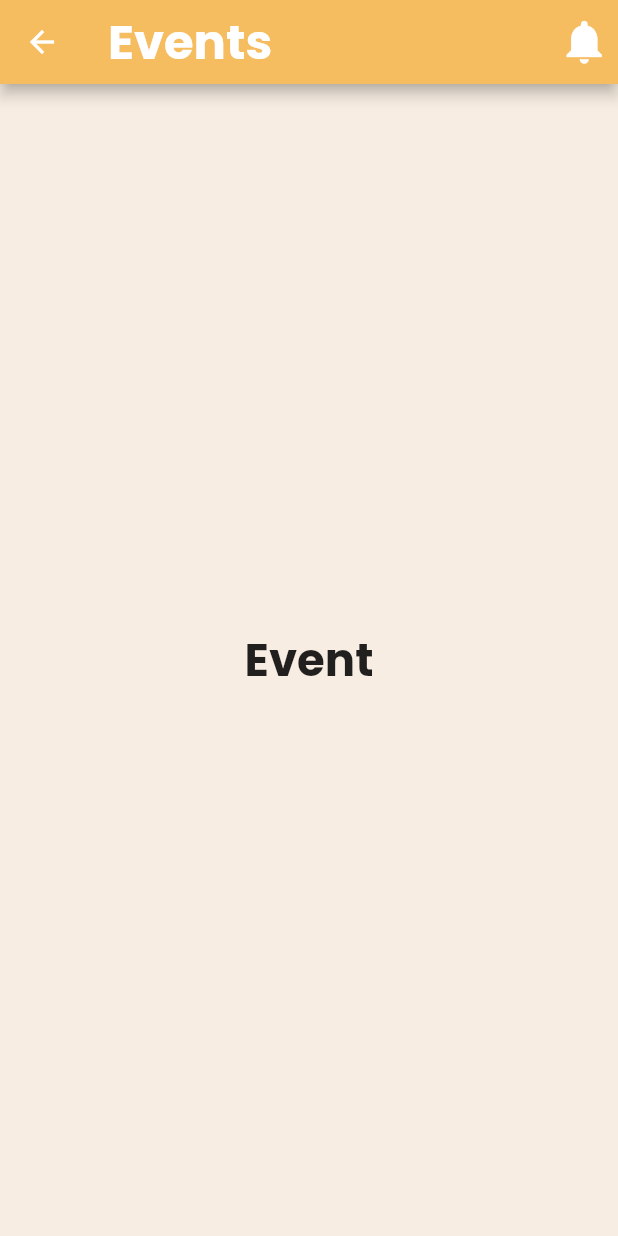
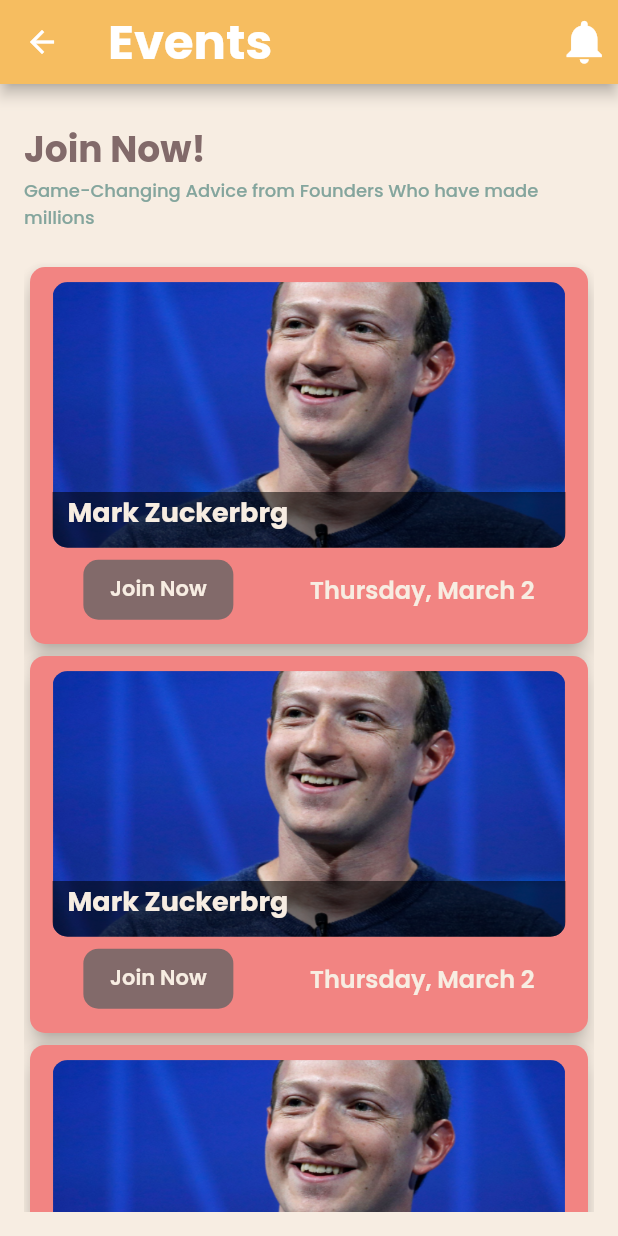
Before and after one commit to IrshadSTX/foundr-mobile-application, a Flutter app: the EventScreen screen opened directly, on a phone screen of 412 x 824 dp. Run offline on Flutter 3.47's test engine with Material 2 defaults, Android fonts, the phone set to English and light mode, and no system bars; our stand-ins replace dio, flutter_secure_storage, google_fonts, jwt_decoder; missing offline and left inert: circle_bottom_navigation_bar; accounts and stored records are empty.

Commit message:
message,event desings

```diff
--- a/lib/views/main_screens/event_screen/event_screen.dart
+++ b/lib/views/main_screens/event_screen/event_screen.dart
@@ -1,12 +1,16 @@
 import 'package:flutter/material.dart';
 import 'package:foundr_project/core/colors.dart';
 import 'package:foundr_project/core/widgets/textstyle.dart';
+import 'package:foundr_project/views/main_screens/event_screen/widgets/events_card_widget.dart';
+
+import '../../../core/constants.dart';
 
 class EventScreen extends StatelessWidget {
   const EventScreen({super.key});
 
   @override
   Widget build(BuildContext context) {
+    final size = MediaQuery.of(context).size;
     return Scaffold(
       appBar: AppBar(
         backgroundColor: kYellow,
@@ -27,12 +31,36 @@ class EventScreen extends StatelessWidget {
         ],
       ),
       backgroundColor: kCream,
-      body: const Center(
-        child: Text(
-          'Event',
-          style: TextStyle(
-            fontSize: 30.0,
-            fontWeight: FontWeight.bold,
+      body: Padding(
+        padding: const EdgeInsets.all(16.0),
+        child: SingleChildScrollView(
+          child: Column(
+            crossAxisAlignment: CrossAxisAlignment.start,
+            children: [
+              kHeight10,
+              const TextStyleWidget(
+                title: 'Join Now!',
+                thick: FontWeight.bold,
+                textcolor: kBrown,
+                fontsize: 24,
+              ),
+              const TextStyleWidget(
+                title:
+                    "Game-Changing Advice from Founders Who have made millions",
+                thick: FontWeight.w500,
+                textcolor: kGreen,
+                fontsize: 12,
+              ),
+              kHeight20,
+              SizedBox(
+                child: ListView.builder(
+                  shrinkWrap: true,
+                  physics: const NeverScrollableScrollPhysics(),
+                  itemBuilder: (context, index) => EventCardWidget(size: size),
+                  itemCount: 3,
+                ),
+              ),
+            ],
           ),
         ),
       ),
--- /dev/null
+++ b/lib/views/main_screens/event_screen/widgets/events_card_widget.dart
@@ -0,0 +1,110 @@
+import 'package:flutter/material.dart';
+import 'package:foundr_project/core/colors.dart';
+
+import '../../../../core/widgets/textstyle.dart';
+
+class EventCardWidget extends StatelessWidget {
+  const EventCardWidget({
+    super.key,
+    required this.size,
+  });
+
+  final Size size;
+
+  @override
+  Widget build(BuildContext context) {
+    return Card(
+        color: kRose,
+        elevation: 6,
+        shape: const RoundedRectangleBorder(
+          borderRadius: BorderRadius.all(
+            Radius.circular(10),
+          ),
+        ),
+        child: Container(
+          height: size.height * 0.305,
+          width: size.width * 0.85,
+          decoration: BoxDecoration(
+              color: kRose, borderRadius: BorderRadius.circular(15)),
+          child: Padding(
+            padding: const EdgeInsets.all(10.0),
+            child: Column(
+              children: [
+                SizedBox(
+                  width: size.width * 0.83,
+                  height: size.width * 0.43,
+                  child: Stack(
+                    children: [
+                      SizedBox(
+                        width: size.width * 0.83,
+                        height: size.width * 0.43,
+                        child: ClipRRect(
+                          borderRadius: BorderRadius.circular(10),
+                          child: Image.asset(
+                            'assets/images/event2.png',
+                            fit: BoxFit.fill,
+                          ),
+                        ),
+                      ),
+                      Align(
+                        alignment: Alignment.bottomCenter,
+                        child: Container(
+                          width: size.width * 0.83,
+                          height: size.width * 0.09,
+                          decoration: const BoxDecoration(
+                            color: Colors.black54,
+                            borderRadius: BorderRadius.only(
+                              bottomLeft: Radius.circular(10),
+                              bottomRight: Radius.circular(10),
+                            ),
+                          ),
+                          child: Container(
+                            margin: const EdgeInsets.only(left: 10),
+                            child: const TextStyleWidget(
+                              title: 'Mark Zuckerbrg',
+                              thick: FontWeight.bold,
+                              textcolor: kCream,
+                              fontsize: 18,
+                            ),
+                          ),
+                        ),
+                      )
+                    ],
+                  ),
+                ),
+                Padding(
+                  padding: const EdgeInsets.only(top: 8),
+                  child: Row(
+                    mainAxisAlignment: MainAxisAlignment.spaceAround,
+                    children: [
+                      Container(
+                        width: 100,
+                        height: 40,
+                        decoration: BoxDecoration(
+                            color: kBrown,
+                            borderRadius: BorderRadius.circular(10)),
+                        child: TextButton(
+                          onPressed: () {},
+                          child: TextStyleWidget(
+                            title: 'Join Now',
+                            thick: FontWeight.w600,
+                            textcolor: kCream,
+                            fontsize: 14,
+                          ),
+                        ),
+                      ),
+                      TextStyleWidget(
+                        title: 'Thursday, March 2',
+                        thick: FontWeight.w600,
+                        textcolor: kCream,
+                        fontsize: 16,
+                      ),
+                    ],
+                  ),
+                )
+              ],
+            ),
+          ),
+        ));
+  }
+}
--- a/lib/views/main_screens/message_screen/messages_screen.dart
+++ b/lib/views/main_screens/message_screen/messages_screen.dart
@@ -1,5 +1,7 @@
 import 'package:flutter/material.dart';
 import 'package:foundr_project/core/colors.dart';
+import 'package:foundr_project/core/constants.dart';
+import 'package:foundr_project/views/main_screens/message_screen/widgets/list_tile_widget.dart';
 
 import '../../../core/widgets/textstyle.dart';
 
@@ -28,15 +30,14 @@ class MessageScreen extends StatelessWidget {
         ],
       ),
       backgroundColor: kCream,
-      body: Container(
-        child: const Center(
-          child: Text(
-            'Message',
-            style: TextStyle(
-              fontSize: 30.0,
-              fontWeight: FontWeight.bold,
-            ),
-          ),
+      body: Padding(
+        padding: const EdgeInsets.all(8.0),
+        child: ListView.separated(
+          itemBuilder: (context, index) {
+            return const ListTileWidget();
+          },
+          separatorBuilder: (context, index) => kHeight10,
+          itemCount: 3,
         ),
       ),
     );
--- /dev/null
+++ b/lib/views/main_screens/message_screen/widgets/list_tile_widget.dart
@@ -0,0 +1,33 @@
+import 'package:flutter/material.dart';
+import 'package:foundr_project/core/colors.dart';
+import 'package:foundr_project/core/widgets/textstyle.dart';
+
+class ListTileWidget extends StatelessWidget {
+  const ListTileWidget({
+    super.key,
+  });
+
+  @override
+  Widget build(BuildContext context) {
+    return InkWell(
+      onTap: () {},
+      child: ListTile(
+        leading: CircleAvatar(
+          radius: 30,
+          child: Image.asset('assets/images/user.png'),
+        ),
+        title: const TextStyleWidget(
+          title: 'Event Seeker',
+          thick: FontWeight.w600,
+          textcolor: kBrown,
+          fontsize: 20,
+        ),
+        subtitle: const Text('hi'),
+        trailing: const Text(
+          '2:00 pm',
+          style: TextStyle(fontSize: 12),
+        ),
+      ),
+    );
+  }
+}
```
Also changed, not shown: assets/images/event2.png (added).
